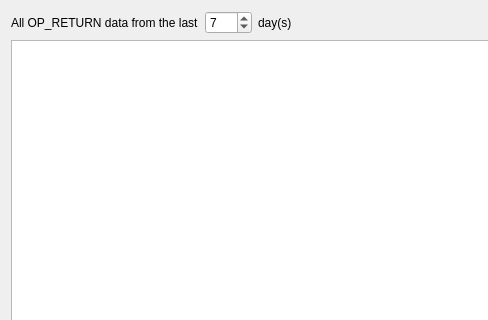
torkelrogstad/mainchain, file src/qt/forms/opreturndialog.ui: the form before one commit; both pictures show x 0 to 488 and y 0 to 320 of the 1237 by 764 pixel window.
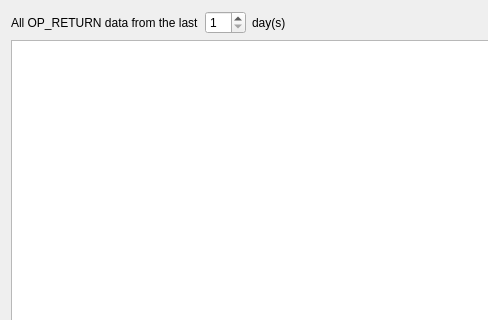
The form after the commit.

Commit message:
OP_RETURN dialog updates
* Don't update model until spinbox finished editing

* Limit max spinbox value to 30, default to 1

* Add OP_RETURN table model objects to table in batches

```diff
--- a/src/qt/forms/opreturndialog.ui
+++ b/src/qt/forms/opreturndialog.ui
@@ -44,10 +44,10 @@
         <number>1</number>
        </property>
        <property name="maximum">
-        <number>999</number>
+        <number>30</number>
        </property>
        <property name="value">
-        <number>7</number>
+        <number>1</number>
        </property>
       </widget>
      </item>
```
The commit also changes 3 other files.
